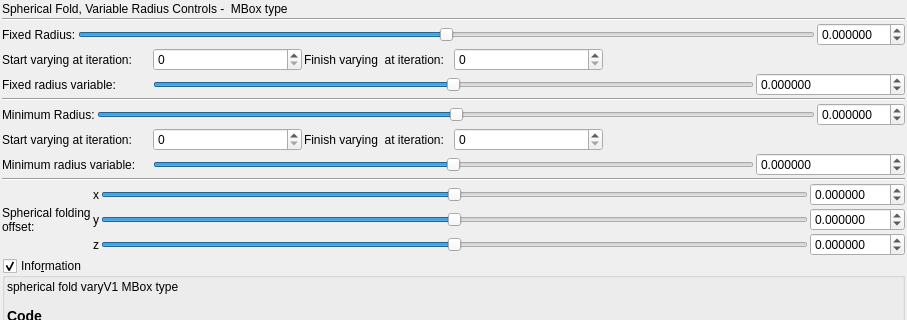
Old version of the form mandelbulber2/qt_data/fractal_transf_spherical_fold_varyV1.ui in the repository buddhi1980/mandelbulber2; both pictures show x 0 to 907 and y 0 to 320 of the 907 by 1312 pixel window.
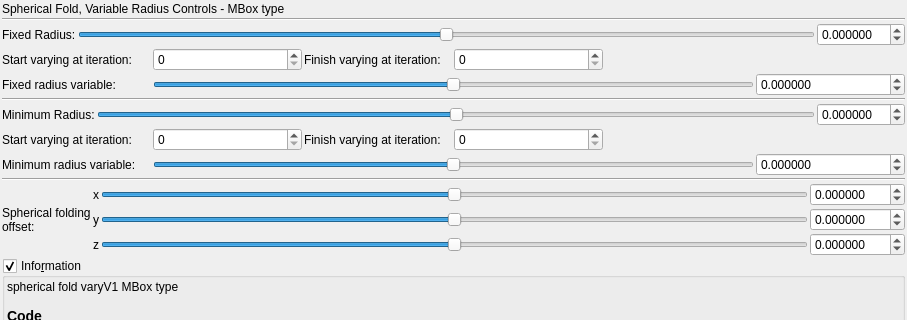
New version of the form. Custom widgets are drawn as their Qt base class.

Diff of the .ui file:
```diff
--- a/mandelbulber2/qt_data/fractal_transf_spherical_fold_varyV1.ui
+++ b/mandelbulber2/qt_data/fractal_transf_spherical_fold_varyV1.ui
@@ -32,7 +32,7 @@
    <item>
     <widget class="QLabel" name="label_17">
      <property name="text">
-      <string>Spherical Fold, Variable Radius Controls -  MBox type</string>
+      <string>Spherical Fold, Variable Radius Controls - MBox type</string>
      </property>
     </widget>
    </item>
@@ -183,7 +183,7 @@
      <item row="0" column="2">
       <widget class="QLabel" name="label_170">
        <property name="text">
-        <string>Finish varying  at iteration:</string>
+        <string>Finish varying at iteration:</string>
        </property>
       </widget>
      </item>
@@ -347,7 +347,7 @@
      <item row="0" column="2">
       <widget class="QLabel" name="label_169">
        <property name="text">
-        <string>Finish varying  at iteration:</string>
+        <string>Finish varying at iteration:</string>
        </property>
       </widget>
      </item>
```
